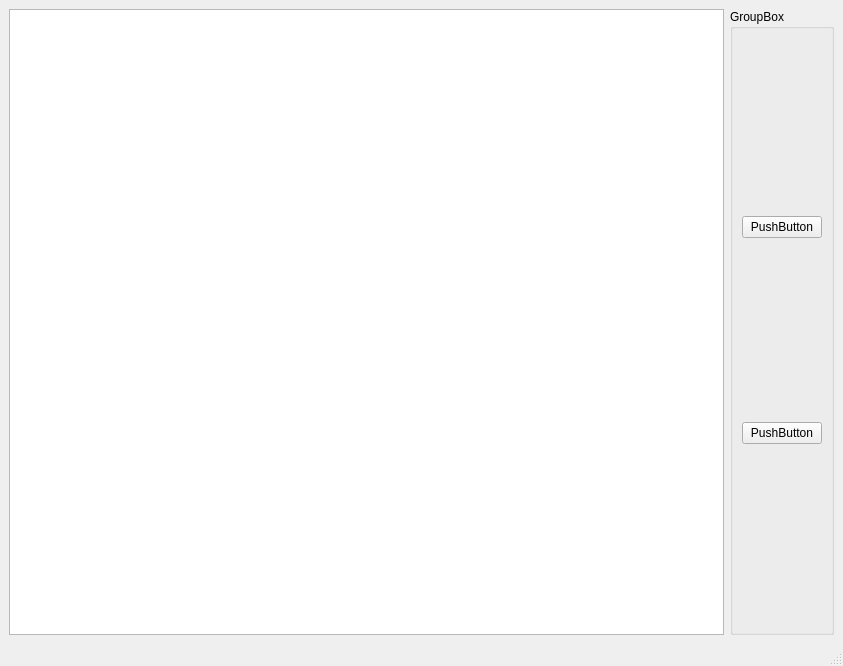
Old version of the form mainwindow.ui in the repository mulin-xml/NJRF.
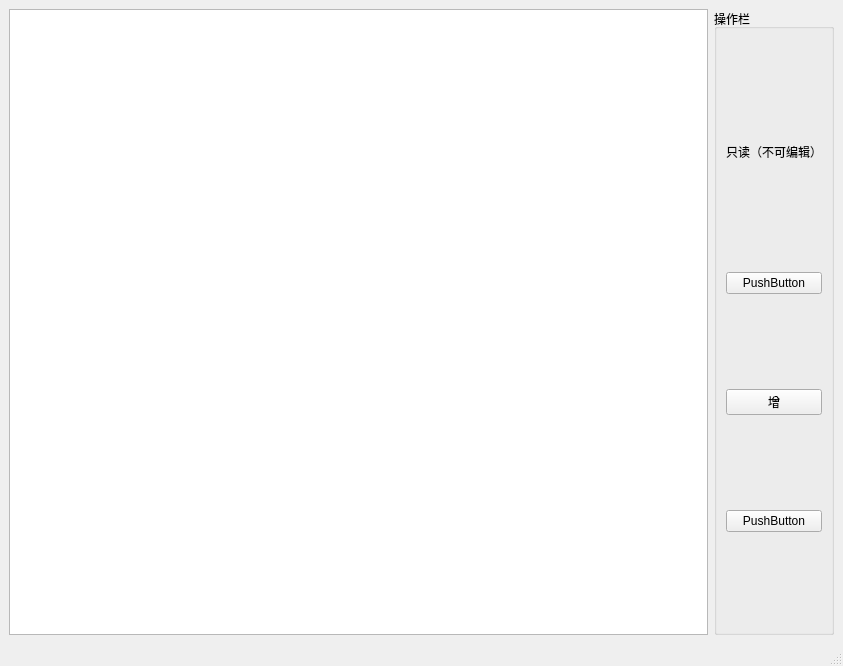
New version of the form.

Patch:
```diff
--- a/mainwindow.ui
+++ b/mainwindow.ui
@@ -16,14 +16,34 @@
   <widget class="QWidget" name="centralwidget">
    <layout class="QHBoxLayout" name="horizontalLayout_2">
     <item>
-     <widget class="QTableView" name="tableView"/>
+     <widget class="QTableView" name="tableView">
+      <property name="enabled">
+       <bool>true</bool>
+      </property>
+      <property name="alternatingRowColors">
+       <bool>true</bool>
+      </property>
+     </widget>
     </item>
     <item>
      <widget class="QGroupBox" name="groupBox">
       <property name="title">
-       <string>GroupBox</string>
+       <string>操作栏</string>
       </property>
       <layout class="QVBoxLayout" name="verticalLayout">
+       <item>
+        <widget class="QLabel" name="label">
+         <property name="maximumSize">
+          <size>
+           <width>16777215</width>
+           <height>50</height>
+          </size>
+         </property>
+         <property name="text">
+          <string>只读（不可编辑）</string>
+         </property>
+        </widget>
+       </item>
        <item>
         <widget class="QPushButton" name="pushButton">
          <property name="text">
@@ -34,6 +54,13 @@
        <item>
         <widget class="QPushButton" name="pushButton_2">
          <property name="text">
+          <string>增</string>
+         </property>
+        </widget>
+       </item>
+       <item>
+        <widget class="QPushButton" name="pushButton_3">
+         <property name="text">
           <string>PushButton</string>
          </property>
         </widget>
```
Left out of the diff: 2 changed lines with no effect on the pictures.
